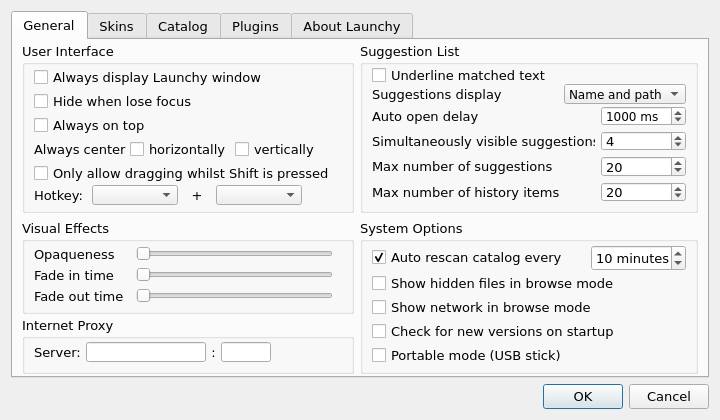
The window that src/OptionDialog.ui (samsonwang/LaunchyQt) describes before a commit, drawn with Qt 5.
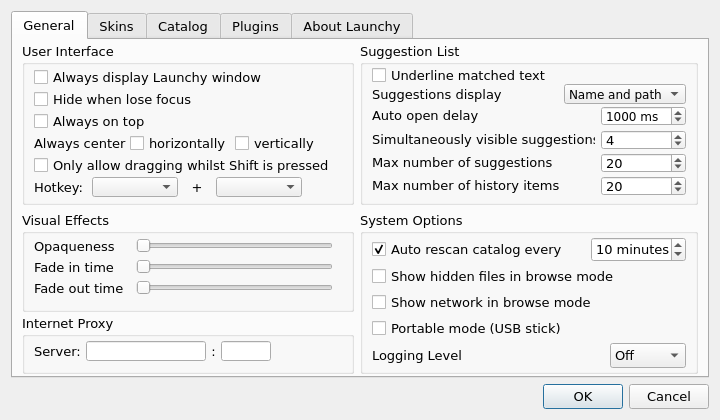
The same window after the commit. Icons and pictures are not drawn. Custom widgets are drawn as their Qt base class.

Commit message: 1. reset output icon size when skin changed 2. configurable log level 3. clean code

What changed in the file:
```diff
--- a/src/OptionDialog.ui
+++ b/src/OptionDialog.ui
@@ -125,6 +125,12 @@
             </property>
             <item>
              <widget class="QLabel" name="label_5">
+              <property name="maximumSize">
+               <size>
+                <width>16777215</width>
+                <height>20</height>
+               </size>
+              </property>
               <property name="text">
                <string>Always center</string>
               </property>
@@ -850,7 +856,7 @@
          </property>
          <layout class="QVBoxLayout" name="verticalLayout_3">
           <property name="spacing">
-           <number>1</number>
+           <number>3</number>
           </property>
           <property name="topMargin">
            <number>3</number>
@@ -936,13 +942,6 @@
             </property>
            </widget>
           </item>
-          <item>
-           <widget class="QCheckBox" name="genUpdateCheck">
-            <property name="text">
-             <string>Check for new versions on startup</string>
-            </property>
-           </widget>
-          </item>
           <item>
            <widget class="QCheckBox" name="genPortable">
             <property name="text">
@@ -950,6 +949,52 @@
             </property>
            </widget>
           </item>
+          <item>
+           <layout class="QHBoxLayout" name="horizontalLayout_11">
+            <property name="spacing">
+             <number>12</number>
+            </property>
+            <item>
+             <widget class="QLabel" name="label_14">
+              <property name="text">
+               <string>Logging Level</string>
+              </property>
+             </widget>
+            </item>
+            <item>
+             <spacer name="horizontalSpacer_5">
+              <property name="orientation">
+               <enum>Qt::Horizontal</enum>
+              </property>
+              <property name="sizeHint" stdset="0">
+               <size>
+                <width>40</width>
+                <height>20</height>
+               </size>
+              </property>
+             </spacer>
+            </item>
+            <item>
+             <widget class="QComboBox" name="genLog">
+              <item>
+               <property name="text">
+                <string>Off</string>
+               </property>
+              </item>
+              <item>
+               <property name="text">
+                <string>Debug</string>
+               </property>
+              </item>
+              <item>
+               <property name="text">
+                <string>Normal</string>
+               </property>
+              </item>
+             </widget>
+            </item>
+           </layout>
+          </item>
          </layout>
         </widget>
        </item>
```
Left out of the diff: 3 changed lines with no effect on the pictures. The commit also changes 30 other files.
